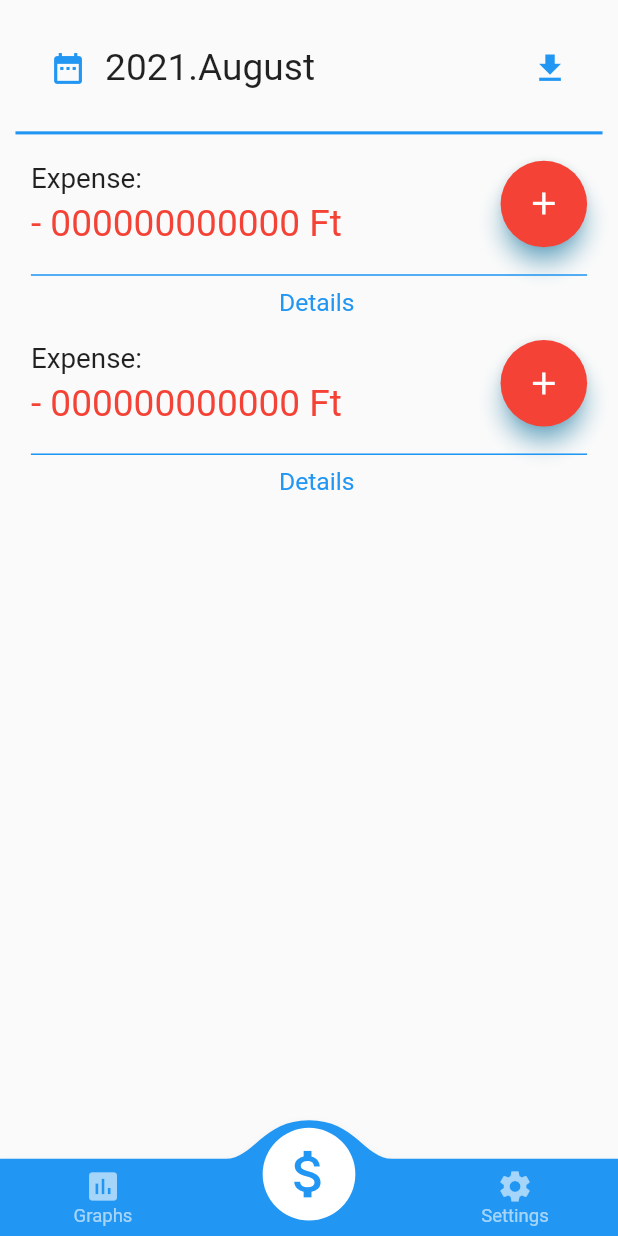
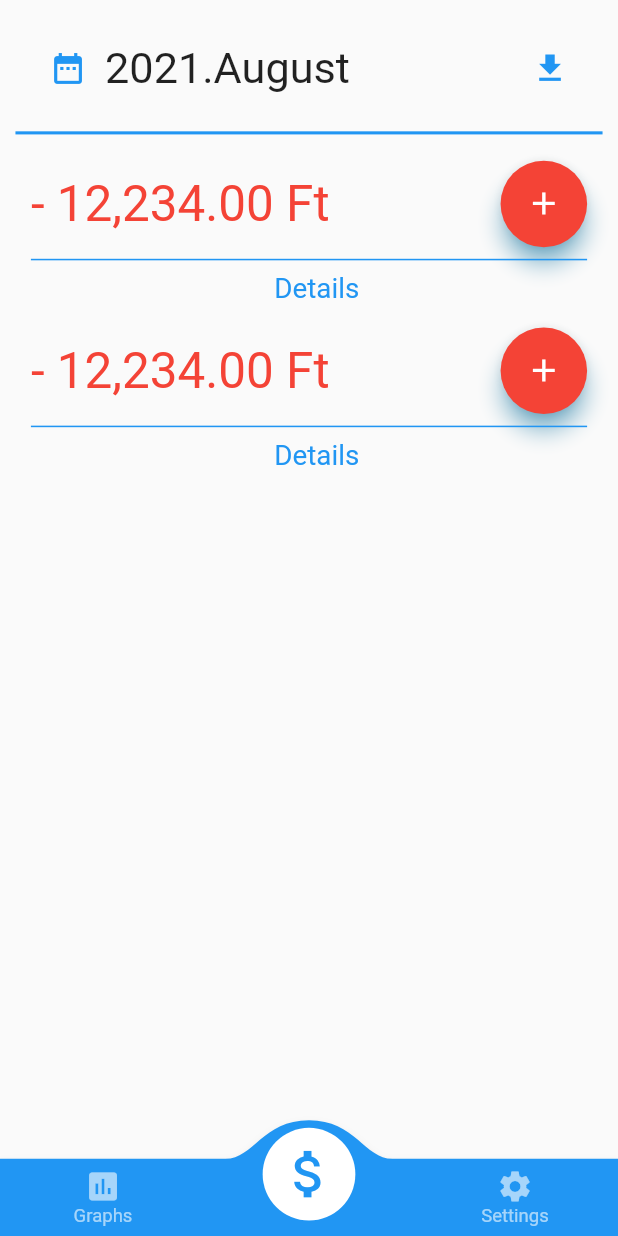
Before and after one commit to dodoqqww/my_budget, a Flutter app: the screen it shows after launch, on a phone screen of 412 x 824 dp. Run offline on Flutter 3.47's test engine with Material 2 defaults, Android fonts, the phone set to English and light mode, and no system bars; drawn by our look-alikes of convex_bottom_bar, expandable; our stand-ins replace charts_flutter, flutter_money_formatter, get_it, month_picker_dialog, responsive_framework, toggle_switch; missing offline and left inert: flutter_date_picker_timeline, flutter_material_color_picker, flutter_picker; generated files the repository leaves out were written again.

Commit message:
fitted widget & start theme

```diff
--- a/lib/ui/common/theme.dart
+++ b/lib/ui/common/theme.dart
@@ -1,4 +1,10 @@
 import 'package:flutter/material.dart';
+
+//TODO theme egységesítése
+//list items 18
+//only legend 14
+//main screen month 28
+//main screen sum 32
 
 final appTheme = ThemeData(
   primarySwatch: Colors.blue,
--- a/lib/ui/screens/graph_screen.dart
+++ b/lib/ui/screens/graph_screen.dart
@@ -103,7 +103,7 @@ class MonthSelectorWidget extends StatelessWidget {
               Text(
                 "2021.Aug",
                 style: TextStyle(
-                  fontSize: 18,
+                  fontSize: 22,
                   decoration: TextDecoration.underline,
                 ),
               ),
--- a/lib/ui/screens/main_screen.dart
+++ b/lib/ui/screens/main_screen.dart
@@ -1,7 +1,9 @@
 import 'package:flutter/material.dart'
     hide DropdownButton, DropdownMenuItem, DropdownButtonHideUnderline;
 import 'package:flutter_material_color_picker/flutter_material_color_picker.dart';
+import 'package:flutter_money_formatter/flutter_money_formatter.dart';
 import 'package:my_budget/ui/widgets/add_category_dialog.dart';
+import 'package:my_budget/ui/widgets/fitted_text.dart';
 import './/models/transaction_category.dart';
 import './/ui/widgets/dropdown_widget.dart';
 
@@ -15,13 +17,11 @@ import './/ui/common/animations.dart';
 import './/ui/common/style.dart';
 import 'package:quiver/time.dart';
 
-import 'package:charts_flutter/flutter.dart' as charts;
-
 class MainScreen extends StatelessWidget {
   final List<Transaction> list1 = [
     Transaction(
         id: "id1",
-        amount: 120.4,
+        amount: 1200000000.4,
         isIncome: true,
         category: TrxCategory(id: "1", name: "Gift"),
         date: DateTime.now(),
@@ -128,7 +128,7 @@ class MainScreen extends StatelessWidget {
                             )),
                         Text(
                           "2021.August",
-                          style: TextStyle(fontSize: 24),
+                          style: TextStyle(fontSize: 28),
                         ),
                       ],
                     ),
@@ -176,31 +176,35 @@ class FinancialSummaryWidget extends StatelessWidget {
 
     String prefix = isIncome ? "+" : "-";
 
+    //FlutterMoneyFormatter fmf = FlutterMoneyFormatter(amount: 12345678.9012345);
+
+    //MoneyFormatterOutput fo = fmf.output;
+
     return ExpandableNotifier(
       // <-- Provides ExpandableController to its children
       child: getAppCardStyle(
         child: Column(
           children: [
             Container(
-              padding: EdgeInsets.all(10),
+              padding: EdgeInsets.fromLTRB(10, 10, 10, 0),
               child: Row(
                 mainAxisAlignment: MainAxisAlignment.spaceBetween,
                 children: [
                   Column(
                     crossAxisAlignment: CrossAxisAlignment.start,
                     children: [
-                      Padding(
-                        padding: const EdgeInsets.only(bottom: 5),
-                        child: isIncome
-                            ? Text("Income:", style: TextStyle(fontSize: 18))
-                            : Text("Expense:", style: TextStyle(fontSize: 18)),
-                      ),
-                      Text(
-                        "$prefix 000000000000 Ft",
-                        style: TextStyle(
-                            fontSize: 24,
-                            color: isIncome ? Colors.green : Colors.red),
-                      ),
+                      //Padding(
+                      //  padding: const EdgeInsets.only(bottom: 5),
+                      //  child: isIncome
+                      //      ? Text("Income:", style: TextStyle(fontSize: 18))
+                      //      : Text("Expense:", style: TextStyle(fontSize: 18)),
+                      //),
+                      FittedText(
+                        size: 32,
+                        color: isIncome ? Colors.green : Colors.red,
+                        text: "$prefix 12,234.00 Ft",
+                        fitSize: 250,
+                      )
                     ],
                   ),
                   FloatingActionButton(
@@ -235,7 +239,7 @@ class FinancialSummaryWidget extends StatelessWidget {
                     width: double.infinity,
                     child: Text(
                       "Details",
-                      style: TextStyle(color: Colors.blue, fontSize: 16),
+                      style: TextStyle(color: Colors.blue, fontSize: 18),
                     ),
                   ),
                 ),
@@ -267,6 +271,7 @@ class TrxDetailsWidget extends StatelessWidget {
           width: double.infinity,
           child: Text("Transactions:",
               style: TextStyle(
+                fontSize: 18,
                 decoration: TextDecoration.underline,
               ))),
       ListView.builder(
@@ -316,26 +321,42 @@ class TrxListItem extends StatelessWidget {
           Row(
             mainAxisAlignment: MainAxisAlignment.spaceBetween,
             children: [
-              Text(trx.name),
+              FittedText(
+                text: trx.name,
+                color: Colors.black,
+                size: 18,
+                fitSize: 185,
+              ),
               InkWell(
                   onTap: () {
                     openDialog(context, AddEditTrxScreen(trx: trx));
                   },
                   child: Text(
                     "Edit",
-                    style: TextStyle(color: Colors.blue),
+                    style: TextStyle(fontSize: 18, color: Colors.blue),
                   ))
             ],
           ),
           Divider(color: Colors.black),
           Row(mainAxisAlignment: MainAxisAlignment.spaceBetween, children: [
             Row(
-              children: [trx.wallet.type.icon, Text(trx.wallet.name)],
+              children: [
+                trx.wallet.type.icon,
+                FittedText(
+                  text: trx.wallet.name,
+                  color: Colors.black,
+                  size: 18,
+                  fitSize: 125,
+                ),
+              ],
             ),
-            Text(
-              "$prefix ${trx.amount} Ft",
-              style: TextStyle(color: amountColor),
-            )
+            FittedText(
+              text: "$prefix ${trx.amount}Ft",
+              color: amountColor,
+              size: 18,
+              fitSize: 150,
+              align: AlignmentDirectional.centerEnd,
+            ),
           ])
         ],
       ),
--- a/lib/ui/widgets/chart.dart
+++ b/lib/ui/widgets/chart.dart
@@ -47,6 +47,7 @@ class OrdinalComboBarLineChart extends StatelessWidget {
       ],
       behaviors: [
         new charts.ChartTitle('Last 4 months',
+            titleStyleSpec: TextStyleSpec(fontSize: 26),
             behaviorPosition: charts.BehaviorPosition.top,
             titleOutsideJustification: charts.OutsideJustification.middle,
             // Set a larger inner padding than the default (10) to avoid
@@ -264,7 +265,7 @@ class SimpleTimeSeriesChart extends StatelessWidget {
       behaviors: [
         new charts.LinePointHighlighter(
             showHorizontalFollowLine:
-                charts.LinePointHighlighterFollowLineType.nearest,
+                charts.LinePointHighlighterFollowLineType.none,
             showVerticalFollowLine:
                 charts.LinePointHighlighterFollowLineType.none),
         new charts.SelectNearest(
--- /dev/null
+++ b/lib/ui/widgets/fitted_text.dart
@@ -0,0 +1,33 @@
+import 'package:flutter/material.dart';
+
+class FittedText extends StatelessWidget {
+  final Color color;
+  final String text;
+  final double size;
+  final double fitSize;
+  final AlignmentGeometry align;
+
+  const FittedText(
+      {Key key,
+      @required this.color,
+      @required this.text,
+      @required this.size,
+      @required this.fitSize,
+      this.align = AlignmentDirectional.centerStart})
+      : super(key: key);
+
+  @override
+  Widget build(BuildContext context) {
+    return Container(
+      alignment: align,
+      width: fitSize,
+      child: FittedBox(
+        fit: BoxFit.contain,
+        child: Text(
+          text,
+          style: TextStyle(fontSize: size, color: color),
+        ),
+      ),
+    );
+  }
+}
--- a/lib/ui/widgets/legend_widget.dart
+++ b/lib/ui/widgets/legend_widget.dart
@@ -23,7 +23,7 @@ class MyLegendWidget extends StatelessWidget {
           ),
           Text(
             text,
-            style: TextStyle(fontSize: 16),
+            style: TextStyle(fontSize: 14),
           )
         ],
       ),
--- a/pubspec.yaml
+++ b/pubspec.yaml
@@ -49,6 +49,7 @@ dependencies:
   flutter_picker: ^2.0.2
   flutter_staggered_grid_view: ^0.4.0
   flutter_material_color_picker: ^1.1.0+2
+  flutter_money_formatter: ^0.8.3
 
   charts_flutter: ^0.11.0
   pie_chart: ^5.0.0
```
Also changed, not shown: lib/ui/screens/settings_screen.dart (+10 -4 lines), pubspec.lock.
